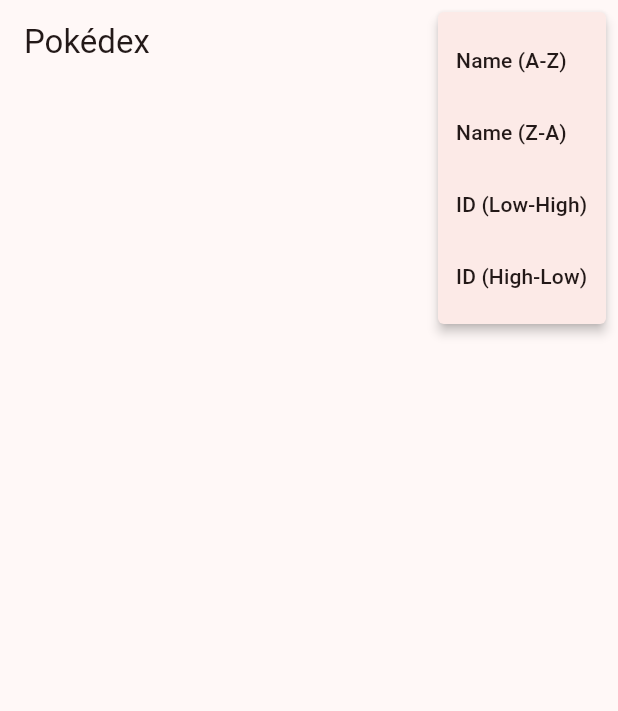
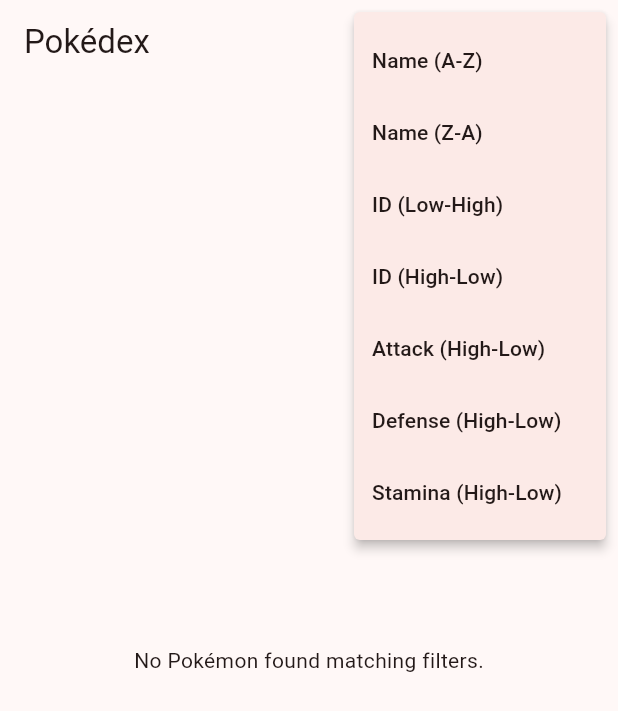
Before and after one commit to Harukine/pkmn_g_dx, a Flutter app: the screen it shows after launch, after a tap on the "grid view" icon, after a tap on the "more vert" icon, on a phone screen of 412 x 824 dp. Shown: the top 711 px of the screen. Run offline on Flutter 3.47's test engine with Material 3 defaults, Android fonts, the light colour scheme and no system bars.

Commit message:
feat: add advanced pokemon filters and sorting
Implemented filtering by Type, Generation, Stats, and Form Type. Added sorting by Stats. Created FilterWidget with custom colored and gradient chips.

```diff
--- /dev/null
+++ b/lib/models/filter_options.dart
@@ -0,0 +1,46 @@
+import 'package:flutter/material.dart';
+import 'pokemon_form.dart';
+
+class FilterOptions {
+  final Set<String> types;
+  final RangeValues? attackRange;
+  final RangeValues? defenseRange;
+  final RangeValues? staminaRange;
+  final Set<int> generations;
+  final Set<FormType> formTypes;
+
+  const FilterOptions({
+    this.types = const {},
+    this.attackRange,
+    this.defenseRange,
+    this.staminaRange,
+    this.generations = const {},
+    this.formTypes = const {},
+  });
+
+  FilterOptions copyWith({
+    Set<String>? types,
+    RangeValues? attackRange,
+    RangeValues? defenseRange,
+    RangeValues? staminaRange,
+    Set<int>? generations,
+    Set<FormType>? formTypes,
+  }) {
+    return FilterOptions(
+      types: types ?? this.types,
+      attackRange: attackRange ?? this.attackRange,
+      defenseRange: defenseRange ?? this.defenseRange,
+      staminaRange: staminaRange ?? this.staminaRange,
+      generations: generations ?? this.generations,
+      formTypes: formTypes ?? this.formTypes,
+    );
+  }
+
+  bool get isEmpty =>
+      types.isEmpty &&
+      attackRange == null &&
+      defenseRange == null &&
+      staminaRange == null &&
+      generations.isEmpty &&
+      formTypes.isEmpty;
+}
--- a/lib/screens/list/pokemon_list_page.dart
+++ b/lib/screens/list/pokemon_list_page.dart
@@ -2,9 +2,11 @@
 
 import '../../services/pokemon_service.dart';
 import '../../models/pokemon_entry.dart';
+import '../../models/filter_options.dart';
 import '../detail/pokemon_detail_page.dart';
 import 'widgets/pokemon_list_tile.dart';
 import 'widgets/pokemon_card.dart';
+import 'widgets/filter_widget.dart';
 
 enum ViewMode { list, grid }
 
@@ -18,10 +20,12 @@
 
 class _PokemonListPageState extends State<PokemonListPage> {
   final _pokemonService = PokemonService.instance;
-  List<PokemonEntry> _pokemonList = [];
+  List<PokemonEntry> _allPokemon = []; // Store all loaded Pokemon
+  List<PokemonEntry> _displayedPokemon = []; // Store filtered and sorted Pokemon
   bool _loading = true;
   SortOption _currentSort = SortOption.idAsc;
   ViewMode _viewMode = ViewMode.list;
+  FilterOptions _currentFilters = const FilterOptions();
 
   @override
   void initState() {
@@ -33,7 +37,8 @@
     try {
       final pokemonList = await _pokemonService.loadPokemon();
       setState(() {
-        _pokemonList = _pokemonService.sortPokemon(pokemonList, _currentSort);
+        _allPokemon = pokemonList;
+        _applyFiltersAndSort();
         _loading = false;
       });
     } catch (e) {
@@ -44,11 +49,33 @@
     }
   }
 
+  void _applyFiltersAndSort() {
+    var filtered = _pokemonService.filterPokemon(_allPokemon, _currentFilters);
+    _displayedPokemon = _pokemonService.sortPokemon(filtered, _currentSort);
+  }
+
   void _sortList(SortOption newSort) {
     setState(() {
       _currentSort = newSort;
-      _pokemonList = _pokemonService.sortPokemon(_pokemonList, newSort);
+      _applyFiltersAndSort();
     });
+  }
+
+  void _openFilterDialog() {
+    showModalBottomSheet(
+      context: context,
+      isScrollControlled: true,
+      backgroundColor: Colors.transparent,
+      builder: (context) => FilterWidget(
+        currentFilters: _currentFilters,
+        onApply: (filters) {
+          setState(() {
+            _currentFilters = filters;
+            _applyFiltersAndSort();
+          });
+        },
+      ),
+    );
   }
 
   @override
@@ -63,6 +90,11 @@
       appBar: AppBar(
         title: const Text('Pokédex'),
         actions: [
+          IconButton(
+            icon: const Icon(Icons.filter_list),
+            onPressed: _openFilterDialog,
+            tooltip: 'Filter',
+          ),
           IconButton(
             icon: Icon(
               _viewMode == ViewMode.list ? Icons.grid_view : Icons.view_list,
@@ -93,15 +125,29 @@
                 value: SortOption.idDesc,
                 child: Text('ID (High-Low)'),
               ),
+              const PopupMenuItem(
+                value: SortOption.attackDesc,
+                child: Text('Attack (High-Low)'),
+              ),
+              const PopupMenuItem(
+                value: SortOption.defenseDesc,
+                child: Text('Defense (High-Low)'),
+              ),
+              const PopupMenuItem(
+                value: SortOption.staminaDesc,
+                child: Text('Stamina (High-Low)'),
+              ),
             ],
           ),
         ],
       ),
-      body: _viewMode == ViewMode.list
+      body: _displayedPokemon.isEmpty
+          ? const Center(child: Text('No Pokémon found matching filters.'))
+          : _viewMode == ViewMode.list
               ? ListView.builder(
-              itemCount: _pokemonList.length,
+                  itemCount: _displayedPokemon.length,
                   itemBuilder: (context, index) {
-                final entry = _pokemonList[index];
+                    final entry = _displayedPokemon[index];
                     return PokemonListTile(
                       entry: entry,
                       onTap: () {
@@ -122,9 +168,9 @@
                     crossAxisSpacing: 8,
                     mainAxisSpacing: 8,
                   ),
-              itemCount: _pokemonList.length,
+                  itemCount: _displayedPokemon.length,
                   itemBuilder: (context, index) {
-                final entry = _pokemonList[index];
+                    final entry = _displayedPokemon[index];
                     return PokemonCard(
                       entry: entry,
                       onTap: () {
--- a/lib/services/pokemon_service.dart
+++ b/lib/services/pokemon_service.dart
@@ -3,6 +3,7 @@
 import 'package:flutter/services.dart' show rootBundle;
 
 import '../core/constants/app_constants.dart';
+import '../models/filter_options.dart';
 import '../models/pokemon_entry.dart';
 
 /// Sort options for Pokemon list
@@ -11,6 +12,9 @@
   nameDesc,
   idAsc,
   idDesc,
+  attackDesc,
+  defenseDesc,
+  staminaDesc,
 }
 
 /// Service class for loading and managing Pokemon data
@@ -35,6 +39,69 @@
     }
   }
 
+  /// Filter a list of Pokemon based on the given filter options
+  List<PokemonEntry> filterPokemon(
+    List<PokemonEntry> pokemonList,
+    FilterOptions filters,
+  ) {
+    if (filters.isEmpty) return pokemonList;
+
+    return pokemonList.where((entry) {
+      // Filter by Type
+      if (filters.types.isNotEmpty) {
+        final matchesType = entry.types.any((type) => filters.types.contains(type));
+        if (!matchesType) return false;
+      }
+
+      // Filter by Generation (based on ID)
+      if (filters.generations.isNotEmpty) {
+        final gen = _getGeneration(entry.dexNumber ?? 0);
+        if (!filters.generations.contains(gen)) return false;
+      }
+
+      // Filter by Stats (Base stats of the default form/entry)
+      if (filters.attackRange != null) {
+        if (entry.baseAttack < filters.attackRange!.start ||
+            entry.baseAttack > filters.attackRange!.end) {
+          return false;
+        }
+      }
+      if (filters.defenseRange != null) {
+        if (entry.baseDefense < filters.defenseRange!.start ||
+            entry.baseDefense > filters.defenseRange!.end) {
+          return false;
+        }
+      }
+      if (filters.staminaRange != null) {
+        if (entry.baseStamina < filters.staminaRange!.start ||
+            entry.baseStamina > filters.staminaRange!.end) {
+          return false;
+        }
+      }
+
+      // Filter by Form Type
+      // If any form matches the selected form types, include the entry
+      if (filters.formTypes.isNotEmpty) {
+        final hasMatchingForm = entry.forms.any((form) => filters.formTypes.contains(form.formType));
+        if (!hasMatchingForm) return false;
+      }
+
+      return true;
+    }).toList();
+  }
+
+  int _getGeneration(int dexNumber) {
+    if (dexNumber <= 151) return 1;
+    if (dexNumber <= 251) return 2;
+    if (dexNumber <= 386) return 3;
+    if (dexNumber <= 493) return 4;
+    if (dexNumber <= 649) return 5;
+    if (dexNumber <= 721) return 6;
+    if (dexNumber <= 809) return 7;
+    if (dexNumber <= 905) return 8;
+    return 9;
+  }
+
   /// Sort a list of Pokemon based on the given sort option
   List<PokemonEntry> sortPokemon(
     List<PokemonEntry> pokemonList,
@@ -55,6 +122,15 @@
       case SortOption.idDesc:
         sorted.sort((a, b) => (b.dexNumber ?? 0).compareTo(a.dexNumber ?? 0));
         break;
+      case SortOption.attackDesc:
+        sorted.sort((a, b) => b.baseAttack.compareTo(a.baseAttack));
+        break;
+      case SortOption.defenseDesc:
+        sorted.sort((a, b) => b.baseDefense.compareTo(a.baseDefense));
+        break;
+      case SortOption.staminaDesc:
+        sorted.sort((a, b) => b.baseStamina.compareTo(a.baseStamina));
+        break;
     }
 
     return sorted;
```
Also changed, not shown: lib/core/constants/generation_colors.dart (added, +21 -0 lines), lib/screens/list/widgets/filter_widget.dart (added, +258 -0 lines), 1 other file. Lines whose indentation alone changed are shown as unchanged.
